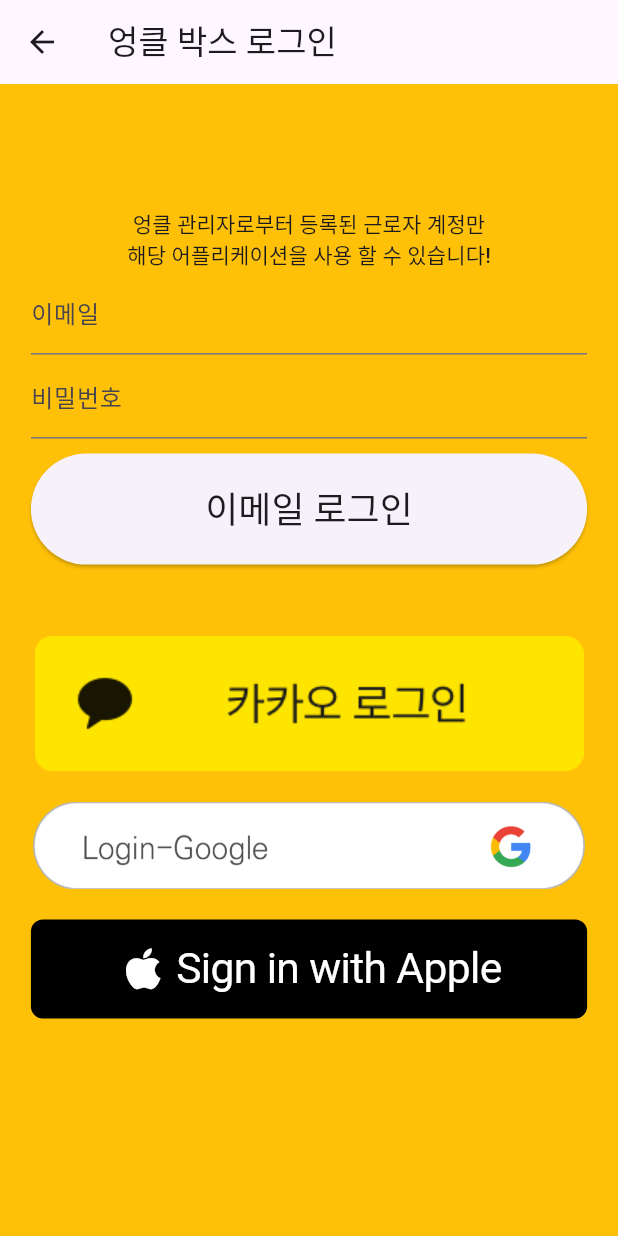
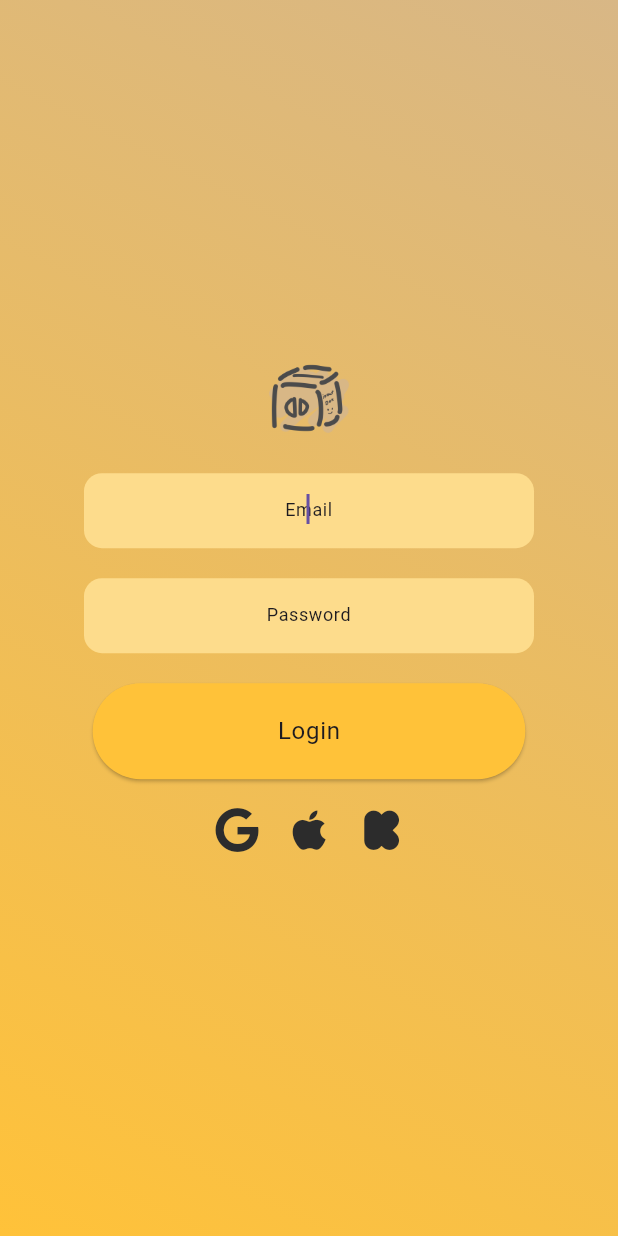
Before and after one commit to seongpil0948/io_box_uncle, a Flutter app: the LoginPage screen opened directly, on a phone screen of 412 x 824 dp. Run offline on Flutter 3.47's test engine with Material 2 defaults, Android fonts, the phone set to English and light mode, and no system bars; drawn by our look-alikes of sign_in_with_apple; our stand-ins replace cloud_firestore, dio, equatable, firebase_auth, firebase_core, firebase_crashlytics and 10 more; missing offline and left inert: flow_builder, kakao_flutter_sdk_user; accounts and stored records are empty.

Commit message:
issue fix(18)

```diff
--- a/lib/module/app/bloc/app_bloc.dart
+++ b/lib/module/app/bloc/app_bloc.dart
@@ -28,6 +28,7 @@
     on<SelectModule>(_onSelectModule);
     on<DisSelectModule>(_onDisSelectModule);
     on<SelectShip>(_onSelectPickup);
+    on<UpdateShip>(_onUpdatePickup);
     on<DisSelectPickup>(_onDisSelectPickup);
 
     _userSubscription = authRepo.user.listen((user) async {
@@ -88,6 +89,11 @@
     emit(state.copyWith(selectedShip: event.shipOrder));
   }
 
+  void _onUpdatePickup(UpdateShip event, Emitter<AppState> emit) {
+    emit(state.copyWith(
+        selectedShip: state.selectedShip?.copyWith(shipment: event.ship)));
+  }
+
   void _onDisSelectPickup(DisSelectPickup event, Emitter<AppState> emit) {
     emit(AppState(
         user: state.user,
--- a/lib/module/app/bloc/app_event.dart
+++ b/lib/module/app/bloc/app_event.dart
@@ -37,4 +37,12 @@
   List<Object> get props => [shipOrder.shipment.shippingId, shipOrder.order.id];
 }
 
+class UpdateShip extends AppEvent {
+  final Shipment ship;
+  const UpdateShip({required this.ship});
+
+  @override
+  List<Object> get props => [ship.shippingId, ship.amount];
+}
+
 class DisSelectPickup extends AppEvent {}
--- a/lib/module/ship/model/index.dart
+++ b/lib/module/ship/model/index.dart
@@ -33,12 +33,7 @@
   @override
   List<Object?> get props => [
         order.id,
-        shipment.shippingId,
-        shipment.updatedAt,
-        shipment.paid,
-        shipment.size,
-        shipment.weight,
-        shipment.uncleId,
+        shipment,
         order.state,
         order.orderCnt,
         order.activeCnt,
--- a/lib/view/component/button/ship_status_button.dart
+++ b/lib/view/component/button/ship_status_button.dart
@@ -31,7 +31,7 @@
               } else if (p.ioOrder.shipAmount != null &&
                   p.ioOrder.shipAmount!.pendingAmount < p.shipment.amount) {
                 showErrorSnack(context,
-                    '산정된 배송비(${p.shipment.amount})원은 배송 보류금액(${p.ioOrder.shipAmount!.amount})보다 높습니다.');
+                    '산정된 배송비(${p.shipment.amount})원은 배송 보류금액(${p.ioOrder.shipAmount!.pendingAmount})보다 높습니다.');
               } else {
                 // pickComplete(p, context);
                 p = p.copyWith.ioOrder(
@@ -101,12 +101,13 @@
 }
 
 class _ShipDoneBtnState extends State<ShipDoneBtn> {
-  final TextEditingController _controller = TextEditingController();
+  late TextEditingController _controller;
   List<File> files = [];
   FirebaseStorage storage = FirebaseStorage.instance;
   @override
   void initState() {
     super.initState();
+    _controller = TextEditingController();
   }
 
   Future<List<String>> uploadFiles(Reference baseRef) async {
--- a/lib/view/component/card/common.dart
+++ b/lib/view/component/card/common.dart
@@ -2,6 +2,7 @@
 import 'package:flutter_bloc/flutter_bloc.dart';
 import 'package:io_box_uncle/config/index.dart';
 import 'package:io_box_uncle/module/app/bloc/app_bloc.dart';
+import 'package:io_box_uncle/module/auth/index.dart';
 import 'package:io_box_uncle/module/ship/model/index.dart';
 
 import '../form/index.dart';
--- a/lib/view/page/index.dart
+++ b/lib/view/page/index.dart
@@ -3,6 +3,7 @@
 import 'package:flutter/foundation.dart';
 import 'package:flutter/material.dart';
 import 'package:flutter_bloc/flutter_bloc.dart';
+import 'package:font_awesome_flutter/font_awesome_flutter.dart';
 import 'package:io_box_uncle/config/index.dart';
 import 'package:io_box_uncle/module/app/bloc/app_bloc.dart';
 import 'package:io_box_uncle/module/auth/index.dart';
@@ -88,7 +89,7 @@
     pages.add(TossListPage.page());
   }
   if (state.selectedShip != null) {
-    pages.add(PickupDetailPage.page(p: state.selectedShip!));
+    pages.add(PickupDetailPage.page());
   }
 
   if (kDebugMode) {
--- a/lib/view/page/login.dart
+++ b/lib/view/page/login.dart
@@ -10,59 +10,70 @@
     final size = MediaQuery.of(context).size;
     final btnWidth = size.width * 0.9;
     return Scaffold(
-      appBar: AppBar(title: const Text("엉클 박스 로그인")),
       body: Container(
         width: size.width,
         height: size.height,
-        color: Colors.amber,
-        child: SingleChildScrollView(
+        decoration: const BoxDecoration(
+          gradient: LinearGradient(
+            colors: [Color(0xFFD8B786), Color(0xFFFFC239)],
+            stops: [0, 1],
+            begin: AlignmentDirectional(1, -1),
+            end: AlignmentDirectional(-1, 1),
+          ),
+          shape: BoxShape.rectangle,
+        ),
         child: Column(
           mainAxisSize: MainAxisSize.max,
-            mainAxisAlignment: MainAxisAlignment.start,
+          mainAxisAlignment: MainAxisAlignment.center,
           crossAxisAlignment: CrossAxisAlignment.center,
           children: [
-              SizedBox(height: size.height * 0.1),
-              Text("엉클 관리자로부터 등록된 근로자 계정만",
-                  style: Theme.of(context).textTheme.titleSmall),
-              Text("해당 어플리케이션을 사용 할 수 있습니다!",
-                  style: Theme.of(context).textTheme.titleSmall),
+            Image.asset(
+              "assets/images/logo/1024x1024.png",
+              width: size.width / 7,
+              height: size.width / 7,
+              fit: BoxFit.cover,
+            ),
+            const SizedBox(height: 20),
             SizedBox(
               width: size.width * 0.9,
               child: const _EmailForm(),
             ),
-              InkWell(
-                onTap: (() async {
-                  await context.read<AuthRepo>().kakaoLogin();
-                }),
-                child: Container(
-                  width: btnWidth,
-                  margin: const EdgeInsets.symmetric(vertical: 10),
-                  child: Image.asset('assets/images/kakao_login_ko.png',
-                      width: btnWidth),
+            Padding(
+                padding: EdgeInsetsDirectional.fromSTEB(10, 10, 10, 10),
+                child: Row(
+                  mainAxisSize: MainAxisSize.min,
+                  mainAxisAlignment: MainAxisAlignment.spaceEvenly,
+                  children: [
+                    IconButton(
+                        icon: const FaIcon(
+                          FontAwesomeIcons.google,
+                          size: 30,
+                          color: Color(0xFF2C2C2C),
                         ),
-              ),
-              InkWell(
-                onTap: (() async {
+                        onPressed: () async {
                           await context.read<AuthRepo>().signInWithGoogle();
                         }),
-                child: Container(
-                  width: btnWidth,
-                  margin: const EdgeInsets.symmetric(vertical: 10),
-                  child: Image.asset('assets/images/google_login.png'),
+                    IconButton(
+                        icon: const FaIcon(
+                          FontAwesomeIcons.apple,
+                          size: 30,
+                          color: Color(0xFF2C2C2C),
                         ),
-              ),
-              Container(
-                width: btnWidth,
-                margin: const EdgeInsets.symmetric(vertical: 10),
-                child: SignInWithAppleButton(
-                  height: 66,
                         onPressed: () async {
                           await context.read<AuthRepo>().appleLogin();
-                  },
+                        }),
+                    IconButton(
+                        icon: const FaIcon(
+                          FontAwesomeIcons.kickstarterK,
+                          size: 30,
+                          color: Color(0xFF2C2C2C),
                         ),
-              )
+                        onPressed: () async {
+                          await context.read<AuthRepo>().kakaoLogin();
+                        })
                   ],
-          ),
+                )),
+          ],
         ),
       ),
     );
@@ -105,29 +116,65 @@
       );
   }
 
-  String _errorMessage = '';
   @override
   Widget build(BuildContext context) {
     final T = Theme.of(context).textTheme;
+    final size = MediaQuery.of(context).size;
     return Column(
       mainAxisAlignment: MainAxisAlignment.center,
       children: [
-        TextField(
-          keyboardType: TextInputType.emailAddress,
+        Container(
+          width: 300,
+          height: 50,
+          decoration: BoxDecoration(
+            color: Theme.of(context).secondaryHeaderColor,
+            borderRadius: BorderRadius.circular(12),
+          ),
+          child: TextFormField(
+            style: T.bodyMedium,
             controller: emailController,
-          decoration: const InputDecoration(labelText: '이메일'),
-          onChanged: (val) {
-            validateEmail(val);
-          },
+            textAlign: TextAlign.center,
+            autofocus: true,
+            obscureText: false,
+            decoration: getInputDeco(T.bodySmall, "Email"),
+            validator: (val) => val == null ? "이메일을 입력 해주세요" : null,
           ),
-        TextField(
+        ),
+        Container(
+          width: 300,
+          height: 50,
+          margin: const EdgeInsets.only(top: 20),
+          decoration: BoxDecoration(
+            color: Theme.of(context).secondaryHeaderColor,
+            borderRadius: BorderRadius.circular(12),
+          ),
+          child: TextFormField(
+            style: T.bodyMedium,
+            controller: pwController,
             keyboardType: TextInputType.visiblePassword,
-          controller: pwController,
-          decoration: const InputDecoration(labelText: '비밀번호'),
             obscureText: true,
+            textAlign: TextAlign.center,
+            autofocus: true,
+            decoration: getInputDeco(T.bodySmall, "Password"),
+            validator: (val) => val == null ? "비밀번호를 입력 해주세요" : null,
           ),
-        const SizedBox(height: 10),
-        ElevatedButton(
+        ),
+        Container(
+          width: size.width * 0.7,
+          padding: const EdgeInsets.only(top: 20),
+          child: ElevatedButton(
+            style: ElevatedButton.styleFrom(
+              backgroundColor: const Color(0xFFFFC239),
+              textStyle: T.titleMedium?.copyWith(
+                  fontFamily: "Poppins",
+                  color: Colors.white,
+                  fontSize: 17,
+                  fontWeight: FontWeight.w800),
+              side: const BorderSide(
+                color: Colors.transparent,
+                width: 1,
+              ),
+            ),
             onPressed: () async {
               try {
                 await context
@@ -147,31 +194,59 @@
               padding: const EdgeInsets.symmetric(vertical: 20),
               child: Center(
                   child: Text(
-              "이메일 로그인",
-              style: T.headlineSmall,
+                "Login",
+                style: T.bodyLarge,
               )),
             ),
-        ),
-        Padding(
-          padding: const EdgeInsets.all(8.0),
-          child: Text(
-            _errorMessage,
-            style: const TextStyle(color: Colors.red),
           ),
         ),
       ],
     );
   }
+}
 
-  void validateEmail(String val) {
-    if (val.isEmpty) {
-      setState(() {
-        _errorMessage = "Email can not be empty";
-      });
-    } else {
-      setState(() {
-        _errorMessage = "";
-      });
-    }
-  }
-}
+InputDecoration getInputDeco(TextStyle? hintStyle, String hintText) =>
+    InputDecoration(
+      hintText: hintText,
+      hintStyle: hintStyle,
+      enabledBorder: const UnderlineInputBorder(
+        borderSide: BorderSide(
+          color: Color(0x00000000),
+          width: 1,
+        ),
+        borderRadius: BorderRadius.only(
+          topLeft: Radius.circular(4.0),
+          topRight: Radius.circular(4.0),
+        ),
+      ),
+      focusedBorder: const UnderlineInputBorder(
+        borderSide: BorderSide(
+          color: Color(0x00000000),
+          width: 1,
+        ),
+        borderRadius: BorderRadius.only(
+          topLeft: Radius.circular(4.0),
+          topRight: Radius.circular(4.0),
+        ),
+      ),
+      errorBorder: const UnderlineInputBorder(
+        borderSide: BorderSide(
+          color: Color(0x00000000),
+          width: 1,
+        ),
+        borderRadius: BorderRadius.only(
+          topLeft: Radius.circular(4.0),
+          topRight: Radius.circular(4.0),
+        ),
+      ),
+      focusedErrorBorder: const UnderlineInputBorder(
+        borderSide: BorderSide(
+          color: Color(0x00000000),
+          width: 1,
+        ),
+        borderRadius: const BorderRadius.only(
+          topLeft: Radius.circular(4.0),
+          topRight: Radius.circular(4.0),
+        ),
+      ),
+    );
--- a/pubspec.yaml
+++ b/pubspec.yaml
@@ -15,7 +15,7 @@
 # In iOS, build-name is used as CFBundleShortVersionString while build-number used as CFBundleVersion.
 # Read more about iOS versioning at
 # https://developer.apple.com/library/archive/documentation/General/Reference/InfoPlistKeyReference/Articles/CoreFoundationKeys.html
-version: 1.0.16+17
+version: 1.0.17+18
 
 environment:
   sdk: ">=2.17.6 <3.0.0"
@@ -55,6 +55,7 @@
   image_picker: ^0.8.6+1
   firebase_storage: ^11.0.11
   path: ^1.8.2
+  font_awesome_flutter: ^10.4.0
 
 dev_dependencies:
   flutter_test:
```
Also changed, not shown: lib/module/ship/model/shipment.dart (+12 -1 lines), lib/view/component/card/ship.dart (+42 -31 lines), lib/view/page/ship/pickup_detail.dart (+21 -11 lines), lib/view/page/ship/pickup_list.dart (+7 -1 lines), pubspec.lock. Lines whose indentation alone changed are shown as unchanged.
